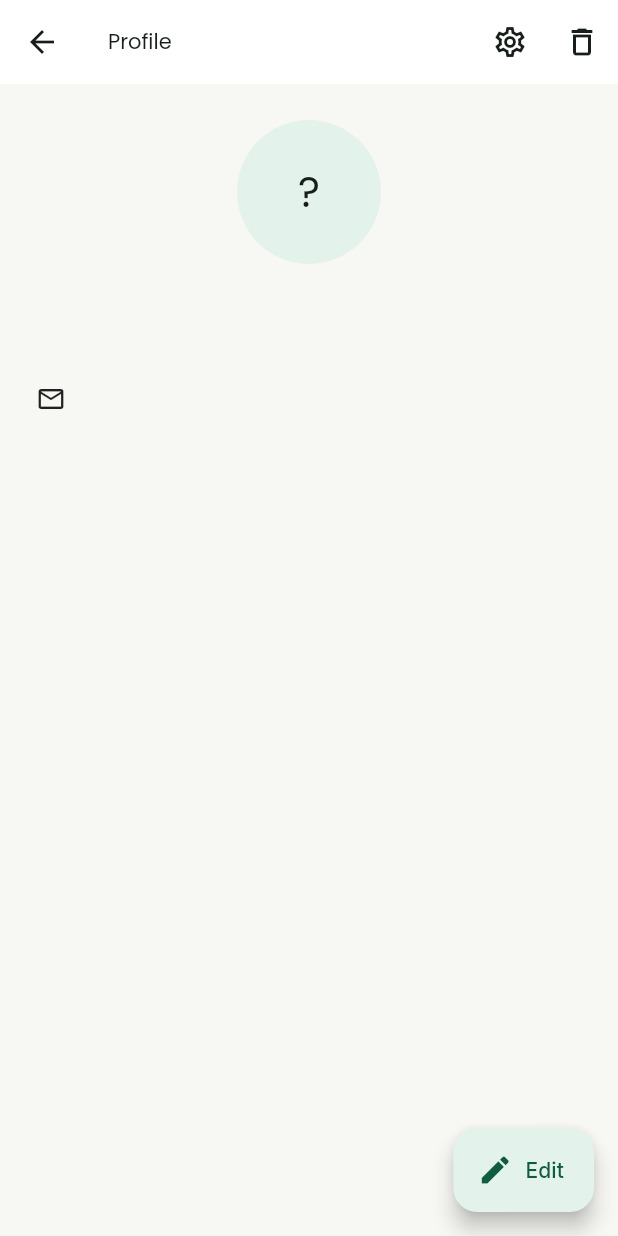
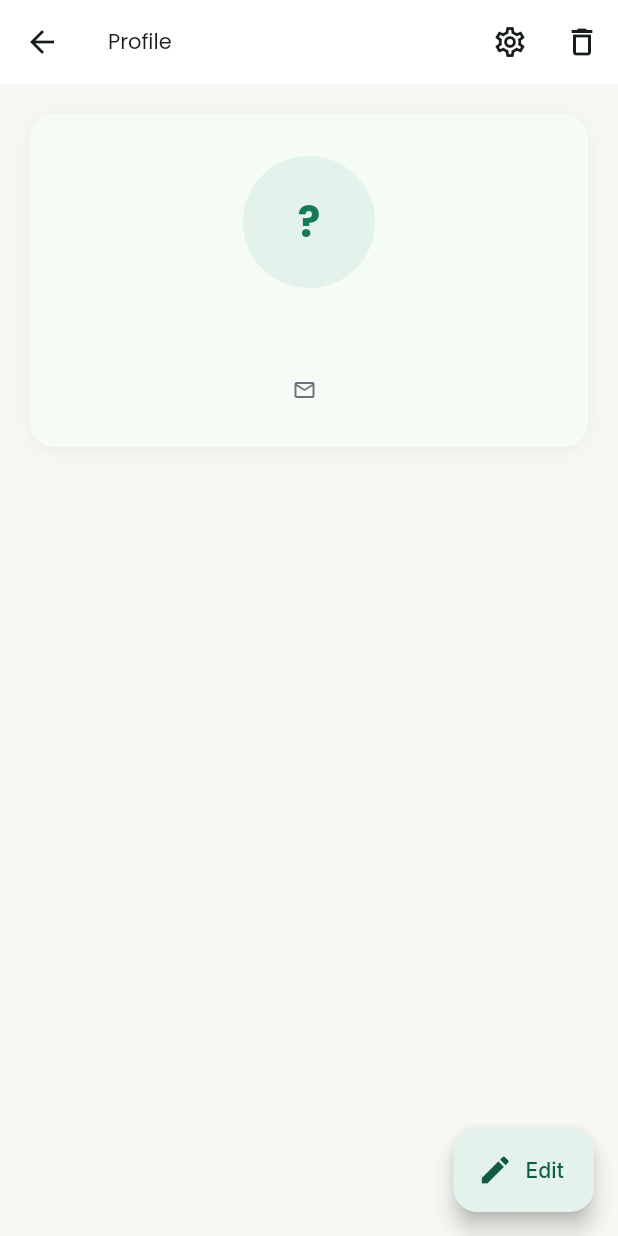
Before and after one commit to MEDATTA0/mobile_dev_summative, a Flutter app: the ProfileScreen screen opened directly, on a phone screen of 412 x 824 dp. Run offline on Flutter 3.47's test engine with Material 3 defaults, Android fonts, the phone set to English and light mode, and no system bars; our stand-ins replace cloud_firestore, firebase_auth, firebase_core, flutter_riverpod, google_fonts, google_sign_in and 1 more; accounts and stored records are empty; generated files the repository leaves out were written again.

Commit message:
feat(profile): redesign profile screen with card-based layout and brand styling

```diff
--- a/lib/features/profile/presentation/screens/profile_screen.dart
+++ b/lib/features/profile/presentation/screens/profile_screen.dart
@@ -1,5 +1,6 @@
 import 'package:flutter/material.dart';
 import 'package:flutter_riverpod/flutter_riverpod.dart';
+import 'package:mobile_dev_summative/core/theme/app_colors.dart';
 import 'package:mobile_dev_summative/features/profile/domain/entities/profile.dart';
 import 'package:mobile_dev_summative/features/profile/presentation/screens/profile_edit_screen.dart';
 import 'package:mobile_dev_summative/features/profile/profile_providers.dart';
@@ -104,65 +105,133 @@ class _ProfileView extends StatelessWidget {
 
   @override
   Widget build(BuildContext context) {
-    final theme = Theme.of(context);
+    final details = <Widget>[
+      if (profile.location != null && profile.location!.isNotEmpty)
+        _DetailRow(icon: Icons.place_outlined, value: profile.location!),
+      if (profile.phone != null && profile.phone!.isNotEmpty)
+        _DetailRow(icon: Icons.phone_outlined, value: profile.phone!),
+    ];
+
     return SingleChildScrollView(
-      padding: const EdgeInsets.all(24),
+      padding: const EdgeInsets.fromLTRB(20, 20, 20, 96),
       child: Column(
         crossAxisAlignment: CrossAxisAlignment.stretch,
         children: [
-          Center(
-            child: CircleAvatar(
-              radius: 48,
-              backgroundImage: (profile.photoUrl?.isNotEmpty ?? false)
-                  ? NetworkImage(profile.photoUrl!)
-                  : null,
-              child: (profile.photoUrl?.isEmpty ?? true)
-                  ? Text(
-                      _initials(profile.name),
-                      style: theme.textTheme.headlineMedium,
-                    )
-                  : null,
+          _IdentityCard(profile: profile),
+          if (details.isNotEmpty) ...[
+            const SizedBox(height: 16),
+            _Card(child: Column(children: _withDividers(details))),
+          ],
+          if (profile.bio != null && profile.bio!.isNotEmpty) ...[
+            const SizedBox(height: 16),
+            _SectionCard(
+              title: 'About',
+              child: Text(
+                profile.bio!,
+                style: Theme.of(context)
+                    .textTheme
+                    .bodyMedium
+                    ?.copyWith(height: 1.4),
               ),
             ),
+          ],
+          if (profile.skills.isNotEmpty) ...[
             const SizedBox(height: 16),
+            _SectionCard(
+              title: 'Skills',
+              child: Wrap(
+                spacing: 8,
+                runSpacing: 8,
+                children: [
+                  for (final skill in profile.skills) _SkillChip(skill),
+                ],
+              ),
+            ),
+          ],
+        ],
+      ),
+    );
+  }
+
+  List<Widget> _withDividers(List<Widget> rows) {
+    final result = <Widget>[];
+    for (var i = 0; i < rows.length; i++) {
+      result.add(rows[i]);
+      if (i != rows.length - 1) {
+        result.add(const Divider(height: 20));
+      }
+    }
+    return result;
+  }
+}
+
+class _IdentityCard extends StatelessWidget {
+  const _IdentityCard({required this.profile});
+
+  final Profile profile;
+
+  @override
+  Widget build(BuildContext context) {
+    final theme = Theme.of(context);
+    final hasPhoto = profile.photoUrl?.isNotEmpty ?? false;
+
+    return _Card(
+      padding: const EdgeInsets.symmetric(vertical: 28, horizontal: 20),
+      child: Column(
+        children: [
+          CircleAvatar(
+            radius: 44,
+            backgroundColor: AppColors.primaryLight,
+            backgroundImage: hasPhoto ? NetworkImage(profile.photoUrl!) : null,
+            child: hasPhoto
+                ? null
+                : Text(
+                    _initials(profile.name),
+                    style: theme.textTheme.headlineMedium?.copyWith(
+                      color: AppColors.primary,
+                      fontWeight: FontWeight.w700,
+                    ),
+                  ),
+          ),
+          const SizedBox(height: 14),
           Text(
             profile.name,
             textAlign: TextAlign.center,
-            style: theme.textTheme.headlineSmall,
+            style: theme.textTheme.headlineSmall?.copyWith(
+              fontWeight: FontWeight.w700,
+            ),
           ),
           if (profile.headline != null && profile.headline!.isNotEmpty) ...[
             const SizedBox(height: 4),
             Text(
               profile.headline!,
               textAlign: TextAlign.center,
-              style: theme.textTheme.titleMedium
-                  ?.copyWith(color: theme.colorScheme.primary),
+              style: theme.textTheme.titleSmall?.copyWith(
+                color: AppColors.primary,
+                fontWeight: FontWeight.w600,
+              ),
             ),
           ],
-          const SizedBox(height: 24),
-          _InfoTile(icon: Icons.email_outlined, value: profile.email),
-          if (profile.location != null && profile.location!.isNotEmpty)
-            _InfoTile(icon: Icons.place_outlined, value: profile.location!),
-          if (profile.phone != null && profile.phone!.isNotEmpty)
-            _InfoTile(icon: Icons.phone_outlined, value: profile.phone!),
-          if (profile.bio != null && profile.bio!.isNotEmpty) ...[
-            const SizedBox(height: 16),
-            Text('About', style: theme.textTheme.titleMedium),
-            const SizedBox(height: 8),
-            Text(profile.bio!, style: theme.textTheme.bodyMedium),
-          ],
-          if (profile.skills.isNotEmpty) ...[
-            const SizedBox(height: 16),
-            Text('Skills', style: theme.textTheme.titleMedium),
-            const SizedBox(height: 8),
-            Wrap(
-              spacing: 8,
-              runSpacing: 8,
+          const SizedBox(height: 12),
+          Row(
+            mainAxisSize: MainAxisSize.min,
             children: [
-                for (final skill in profile.skills) Chip(label: Text(skill)),
+              const Icon(
+                Icons.email_outlined,
+                size: 16,
+                color: AppColors.textSecondary,
+              ),
+              const SizedBox(width: 6),
+              Flexible(
+                child: Text(
+                  profile.email,
+                  style: theme.textTheme.bodyMedium?.copyWith(
+                    color: AppColors.textSecondary,
+                  ),
+                ),
+              ),
             ],
           ),
-          ],
         ],
       ),
     );
@@ -176,22 +245,100 @@ class _ProfileView extends StatelessWidget {
   }
 }
 
-class _InfoTile extends StatelessWidget {
-  const _InfoTile({required this.icon, required this.value});
+class _Card extends StatelessWidget {
+  const _Card({required this.child, this.padding = const EdgeInsets.all(16)});
+
+  final Widget child;
+  final EdgeInsets padding;
+
+  @override
+  Widget build(BuildContext context) {
+    return Container(
+      width: double.infinity,
+      padding: padding,
+      decoration: BoxDecoration(
+        color: Theme.of(context).colorScheme.surface,
+        borderRadius: BorderRadius.circular(16),
+        boxShadow: [
+          BoxShadow(
+            color: Colors.black.withValues(alpha: 0.05),
+            blurRadius: 10,
+            offset: const Offset(0, 2),
+          ),
+        ],
+      ),
+      child: child,
+    );
+  }
+}
+
+class _SectionCard extends StatelessWidget {
+  const _SectionCard({required this.title, required this.child});
+
+  final String title;
+  final Widget child;
+
+  @override
+  Widget build(BuildContext context) {
+    return _Card(
+      child: Column(
+        crossAxisAlignment: CrossAxisAlignment.start,
+        children: [
+          Text(title, style: Theme.of(context).textTheme.titleMedium),
+          const SizedBox(height: 10),
+          child,
+        ],
+      ),
+    );
+  }
+}
+
+class _DetailRow extends StatelessWidget {
+  const _DetailRow({required this.icon, required this.value});
 
   final IconData icon;
   final String value;
 
   @override
   Widget build(BuildContext context) {
-    return Padding(
-      padding: const EdgeInsets.symmetric(vertical: 6),
-      child: Row(
+    return Row(
       children: [
-          Icon(icon, size: 20),
+        Container(
+          padding: const EdgeInsets.all(8),
+          decoration: const BoxDecoration(
+            color: AppColors.primaryLight,
+            shape: BoxShape.circle,
+          ),
+          child: Icon(icon, size: 18, color: AppColors.primary),
+        ),
         const SizedBox(width: 12),
-          Expanded(child: Text(value, style: Theme.of(context).textTheme.bodyLarge)),
+        Expanded(
+          child: Text(value, style: Theme.of(context).textTheme.bodyLarge),
+        ),
       ],
+    );
+  }
+}
+
+class _SkillChip extends StatelessWidget {
+  const _SkillChip(this.label);
+
+  final String label;
+
+  @override
+  Widget build(BuildContext context) {
+    return Container(
+      padding: const EdgeInsets.symmetric(horizontal: 12, vertical: 6),
+      decoration: BoxDecoration(
+        color: AppColors.primaryLight,
+        borderRadius: BorderRadius.circular(20),
+      ),
+      child: Text(
+        label,
+        style: Theme.of(context).textTheme.labelLarge?.copyWith(
+          color: AppColors.primary,
+          fontWeight: FontWeight.w600,
+        ),
       ),
     );
   }
@@ -217,14 +364,23 @@ class _ProfileMessage extends StatelessWidget {
         child: Column(
           mainAxisSize: MainAxisSize.min,
           children: [
-            Icon(icon, size: 56, color: theme.colorScheme.outline),
-            const SizedBox(height: 16),
+            Container(
+              padding: const EdgeInsets.all(20),
+              decoration: const BoxDecoration(
+                color: AppColors.primaryLight,
+                shape: BoxShape.circle,
+              ),
+              child: Icon(icon, size: 44, color: AppColors.primary),
+            ),
+            const SizedBox(height: 20),
             Text(title, style: theme.textTheme.titleLarge),
             const SizedBox(height: 8),
             Text(
               subtitle,
               textAlign: TextAlign.center,
-              style: theme.textTheme.bodyMedium,
+              style: theme.textTheme.bodyMedium?.copyWith(
+                color: AppColors.textSecondary,
+              ),
             ),
           ],
         ),
```
Lines whose indentation alone changed are shown as unchanged.
